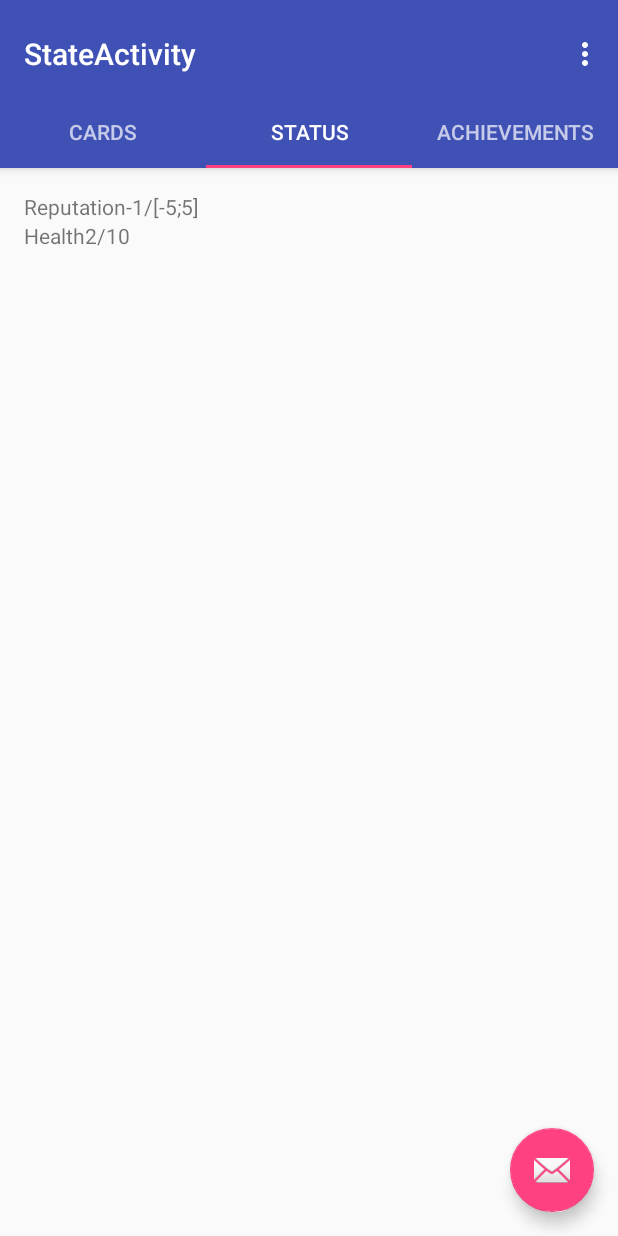
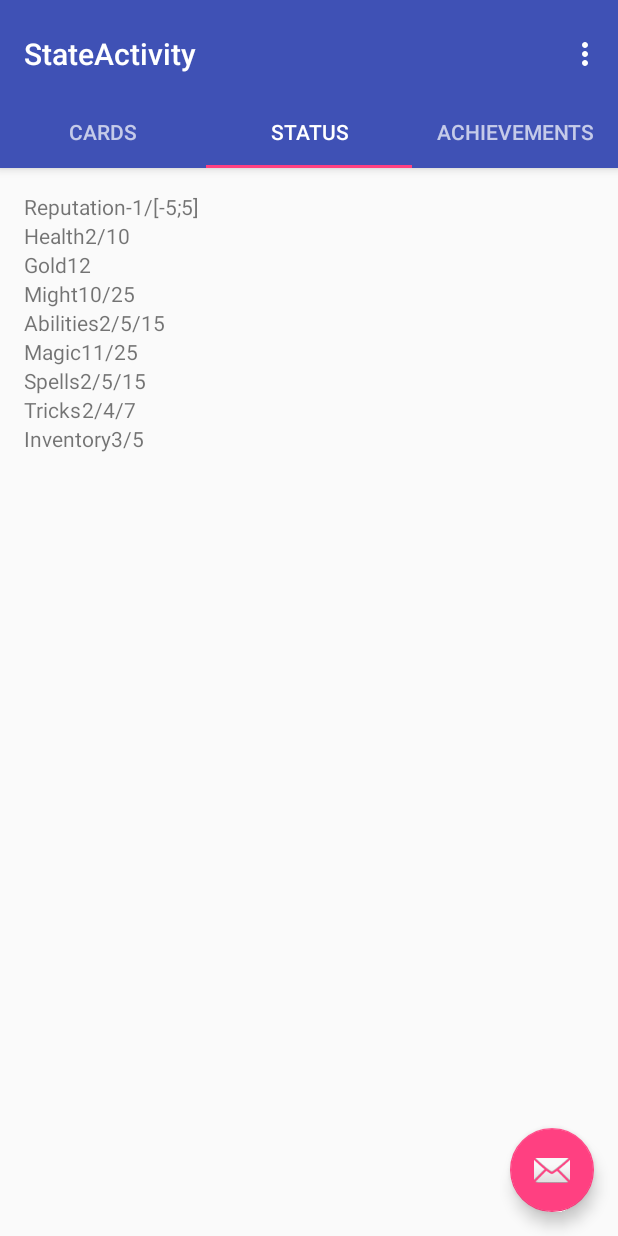
Before and after one commit to OleksandrSienin/WonderlandApp, an Android app: the StateActivity screen opened directly, with no data from a screen before it, tab 2 chosen, on a phone screen of 412 x 824 dp. Run offline under Robolectric (Android 15) with nearby library versions, the phone set to English and light mode, and no system bars.

Commit message:
no message

```diff
--- a/app/src/main/res/layout/fragment_cards_state.xml
+++ b/app/src/main/res/layout/fragment_cards_state.xml
@@ -8,4 +8,10 @@
     android:paddingTop="@dimen/activity_vertical_margin"
     tools:context="com.example.user.wonderlandapp.StateActivity$PlaceholderFragment">
 
+    <ExpandableListView
+        android:layout_width="match_parent"
+        android:layout_height="match_parent"
+        android:layout_alignParentTop="true"
+        android:layout_alignParentStart="true"
+        android:id="@+id/cards_list"/>
 </RelativeLayout>
--- a/app/src/main/res/layout/fragment_status_state.xml
+++ b/app/src/main/res/layout/fragment_status_state.xml
@@ -43,4 +43,121 @@
             android:id="@+id/health_value"/>
     </LinearLayout>
 
+    <LinearLayout
+        android:layout_width="match_parent"
+        android:layout_height="wrap_content"
+        android:orientation="horizontal">
+
+        <TextView
+            android:layout_width="wrap_content"
+            android:layout_height="wrap_content"
+            android:text="Gold"/>
+
+        <TextView
+            android:layout_width="wrap_content"
+            android:layout_height="wrap_content"
+            android:text="12"
+            android:id="@+id/gold_value"/>
+    </LinearLayout>
+
+    <LinearLayout
+        android:layout_width="match_parent"
+        android:layout_height="wrap_content"
+        android:orientation="horizontal">
+
+        <TextView
+            android:layout_width="wrap_content"
+            android:layout_height="wrap_content"
+            android:text="Might"/>
+
+        <TextView
+            android:layout_width="wrap_content"
+            android:layout_height="wrap_content"
+            android:text="10/25"
+            android:id="@+id/might_value"/>
+    </LinearLayout>
+
+    <LinearLayout
+        android:layout_width="match_parent"
+        android:layout_height="wrap_content"
+        android:orientation="horizontal">
+
+        <TextView
+            android:layout_width="wrap_content"
+            android:layout_height="wrap_content"
+            android:text="Abilities"/>
+
+        <TextView
+            android:layout_width="wrap_content"
+            android:layout_height="wrap_content"
+            android:text="2/5/15"
+            android:id="@+id/abilities_value"/>
+    </LinearLayout>
+
+    <LinearLayout
+        android:layout_width="match_parent"
+        android:layout_height="wrap_content"
+        android:orientation="horizontal">
+
+        <TextView
+            android:layout_width="wrap_content"
+            android:layout_height="wrap_content"
+            android:text="Magic"/>
+
+        <TextView
+            android:layout_width="wrap_content"
+            android:layout_height="wrap_content"
+            android:text="11/25"
+            android:id="@+id/magic_value"/>
+    </LinearLayout>
+    <LinearLayout
+        android:layout_width="match_parent"
+        android:layout_height="wrap_content"
+        android:orientation="horizontal">
+
+        <TextView
+            android:layout_width="wrap_content"
+            android:layout_height="wrap_content"
+            android:text="Spells"/>
+
+        <TextView
+            android:layout_width="wrap_content"
+            android:layout_height="wrap_content"
+            android:text="2/5/15"
+            android:id="@+id/spells_value"/>
+    </LinearLayout>
+
+    <LinearLayout
+        android:layout_width="match_parent"
+        android:layout_height="wrap_content"
+        android:orientation="horizontal">
+
+        <TextView
+            android:layout_width="wrap_content"
+            android:layout_height="wrap_content"
+            android:text="Tricks"/>
+
+        <TextView
+            android:layout_width="wrap_content"
+            android:layout_height="wrap_content"
+            android:text="2/4/7"
+            android:id="@+id/tricks_value"/>
+    </LinearLayout>
+
+    <LinearLayout
+        android:layout_width="match_parent"
+        android:layout_height="wrap_content"
+        android:orientation="horizontal">
+
+        <TextView
+            android:layout_width="wrap_content"
+            android:layout_height="wrap_content"
+            android:text="Inventory"/>
+
+        <TextView
+            android:layout_width="wrap_content"
+            android:layout_height="wrap_content"
+            android:text="3/5"
+            android:id="@+id/inventory_value"/>
+    </LinearLayout>
 </LinearLayout>
```
Also changed, not shown: app/src/main/java/com/example/user/wonderlandapp/CardClass.java (added, +94 -0 lines), app/src/main/java/com/example/user/wonderlandapp/CardsStorage.java (added, +37 -0 lines), app/src/main/java/com/example/user/wonderlandapp/CharacterClass.java (added, +66 -0 lines), app/src/main/res/layout/activity_initial.xml (+7 -5 lines).
